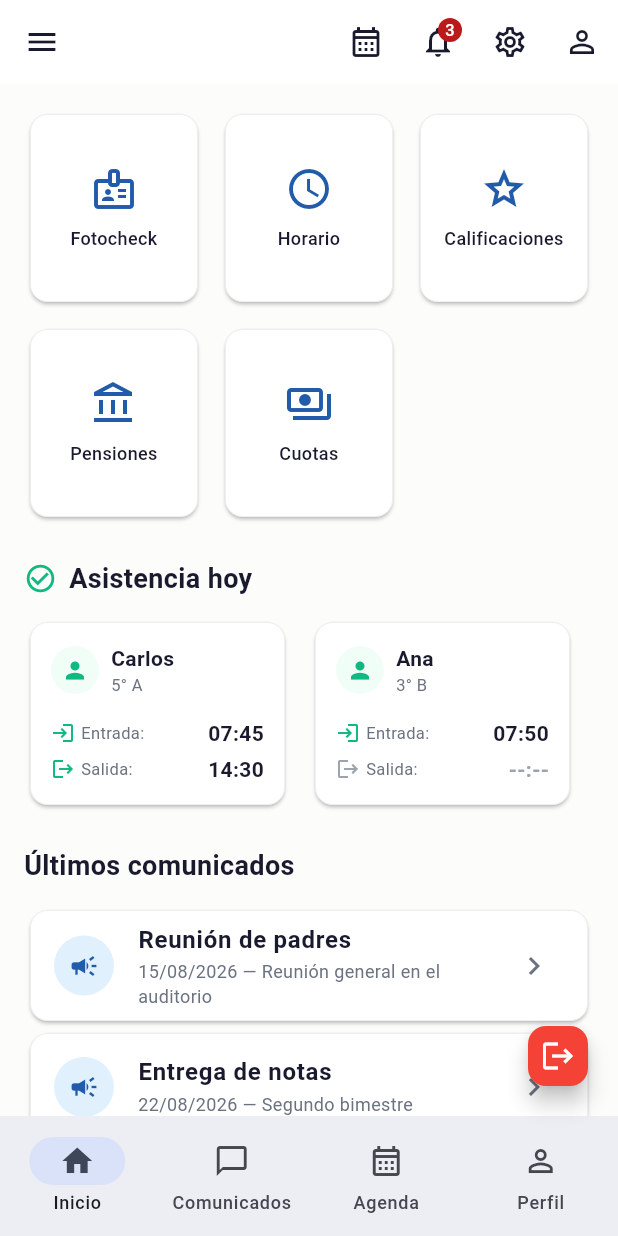
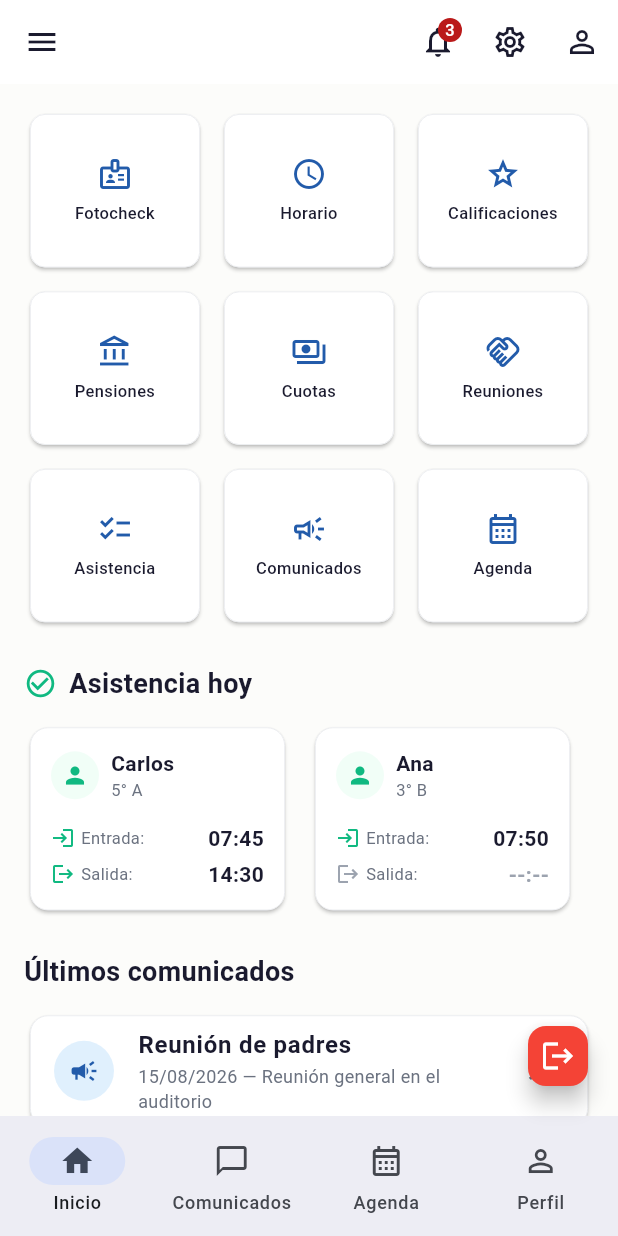
Before and after one commit to yerson001/cole-app, a Flutter app: the ParentScreen screen opened by its route, on a phone screen of 412 x 824 dp. Run offline on Flutter 3.47's test engine with Material 3 defaults, Android fonts, the phone set to English and light mode, and no system bars; our stand-ins replace equatable, flutter_bloc, get_it, injectable, shared_preferences; missing offline and left inert: tutorial_coach_mark; accounts and stored records are empty.

Commit message:
feat(parent): compact 9-item grid (3x3) with sub-options
Grid: Fotocheck, Horario, Calificaciones, Pensiones, Cuotas, Reuniones, Asistencia, Comunicados, Agenda
Compact: icon 24px, font 11px, ratio 1.1, spacing 8

```diff
--- a/lib/features/parent/presentation/screens/parent_screen.dart
+++ b/lib/features/parent/presentation/screens/parent_screen.dart
@@ -48,10 +48,6 @@ class ParentScreen extends StatelessWidget {
 
       centerTitle: true,
       actions: [
-        IconButton(
-          icon: const Icon(Icons.calendar_month_outlined),
-          onPressed: () {},
-        ),
         IconButton(
           icon: const Badge(
             label: Text('3'),
@@ -222,15 +218,19 @@ class ParentScreen extends StatelessWidget {
       {'icon': Icons.grade_outlined, 'label': 'Calificaciones'},
       {'icon': Icons.account_balance_outlined, 'label': 'Pensiones'},
       {'icon': Icons.payments_outlined, 'label': 'Cuotas'},
+      {'icon': Icons.handshake_outlined, 'label': 'Reuniones'},
+      {'icon': Icons.checklist_outlined, 'label': 'Asistencia'},
+      {'icon': Icons.campaign_outlined, 'label': 'Comunicados'},
+      {'icon': Icons.calendar_month_outlined, 'label': 'Agenda'},
     ];
     return GridView.builder(
       shrinkWrap: true,
       physics: const NeverScrollableScrollPhysics(),
       gridDelegate: const SliverGridDelegateWithFixedCrossAxisCount(
         crossAxisCount: 3,
-        childAspectRatio: 0.9,
-        crossAxisSpacing: 10,
-        mainAxisSpacing: 10,
+        childAspectRatio: 1.1,
+        crossAxisSpacing: 8,
+        mainAxisSpacing: 8,
       ),
       itemCount: items.length,
       itemBuilder: (_, i) => Card(
@@ -238,19 +238,19 @@ class ParentScreen extends StatelessWidget {
         elevation: 1,
         surfaceTintColor: Colors.transparent,
         shape: RoundedRectangleBorder(
-          borderRadius: BorderRadius.circular(12),
+          borderRadius: BorderRadius.circular(10),
           side: BorderSide(color: c.border, width: 0.5),
         ),
         child: InkWell(
-          borderRadius: BorderRadius.circular(12),
+          borderRadius: BorderRadius.circular(10),
           onTap: () {},
           child: Column(
             mainAxisAlignment: MainAxisAlignment.center,
             children: [
-              Icon(items[i]['icon'] as IconData, size: 32, color: c.primary),
-              const SizedBox(height: 8),
+              Icon(items[i]['icon'] as IconData, size: 24, color: c.primary),
+              const SizedBox(height: 6),
               Text(items[i]['label'] as String,
-                style: TextStyle(fontSize: 12, fontWeight: FontWeight.w500, color: c.textPrimary),
+                style: TextStyle(fontSize: 11, fontWeight: FontWeight.w500, color: c.textPrimary),
                 textAlign: TextAlign.center,
               ),
             ],
```
